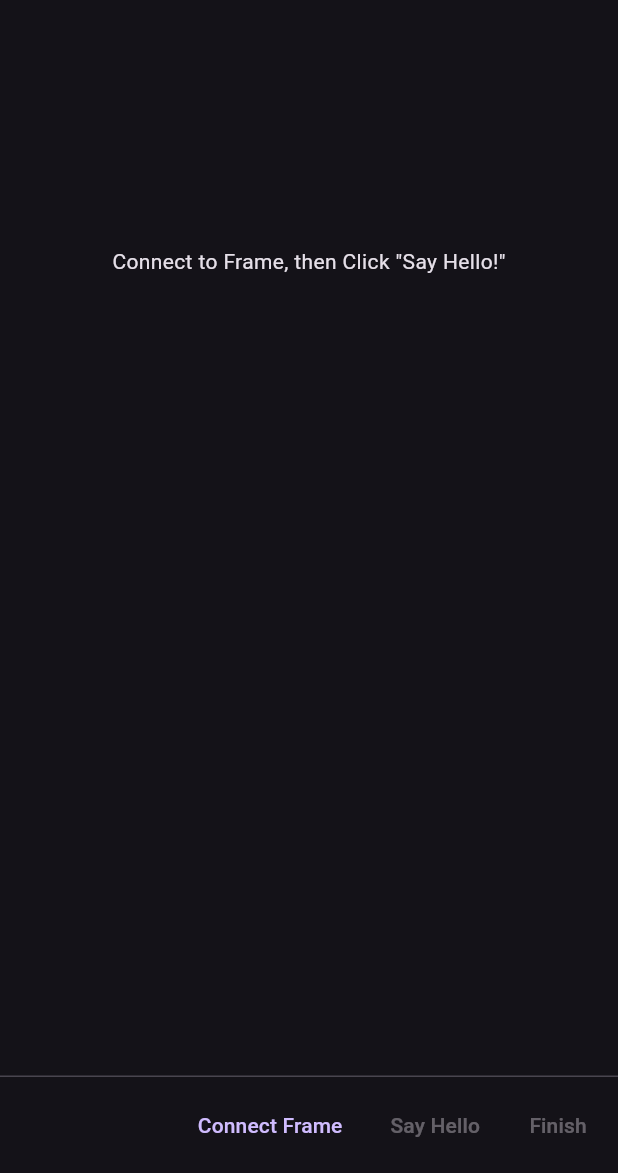
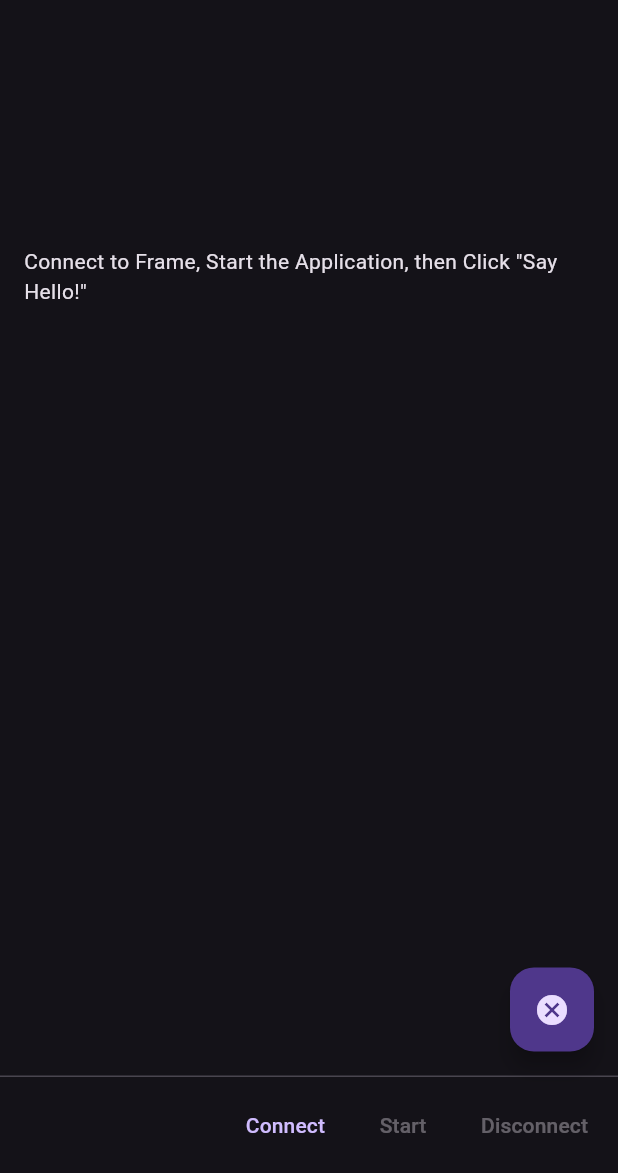
Before and after one commit to CitizenOneX/simpleframe_helloworld, a Flutter app: the screen it shows after launch, on a phone screen of 412 x 824 dp, the part 63-1236 px from its top. Run offline on Flutter 3.47's test engine with Material 3 defaults, Android fonts, the phone set to English and light mode, and no system bars; our stand-ins replace flutter_blue_plus; project files that could hold a hidden picture were left out.

Commit message:
updated simple_frame_app

```diff
--- a/lib/brilliant_bluetooth.dart
+++ b/lib/brilliant_bluetooth.dart
@@ -82,6 +82,7 @@ class BrilliantDevice {
     });
   }
 
+  // logs each string message (messages without the 0x01 first byte) and provides a stream of the utf8-decoded strings
   Stream<String> get stringResponse {
     // changed to only listen for data coming through the Frame's rx characteristic, not all attached devices as before
     return _rxChannel!.onValueReceived
--- a/lib/main.dart
+++ b/lib/main.dart
@@ -18,7 +18,7 @@ class MainApp extends StatefulWidget {
 /// SimpleFrameAppState mixin helps to manage the lifecycle of the Frame connection outside of this file
 class MainAppState extends State<MainApp> with SimpleFrameAppState {
 
-  String _message = 'Connect to Frame, then Click "Say Hello!"';
+  String _message = 'Connect to Frame, Start the Application, then Click "Say Hello!"';
 
   MainAppState() {
     Logger.root.level = Level.ALL;
@@ -27,16 +27,15 @@ class MainAppState extends State<MainApp> with SimpleFrameAppState {
     });
   }
 
-  /// subscribe to a ticker feed for the user's selected ticker using their API token
-  @override
-  Future<void> runApplication() async {
+  /// send a simple message to the frame display
+  Future<void> run() async {
     currentState = ApplicationState.running;
     if (mounted) setState(() {});
 
     try {
-      await connectedDevice!.sendString('frame.display.text("Hello, World!", 50, 100)', awaitResponse: false);
+      await frame!.sendString('frame.display.text("Hello, World!", 50, 100)', awaitResponse: false);
       await Future.delayed(const Duration(milliseconds: 150));
-      await connectedDevice!.sendString('frame.display.show()', awaitResponse: false);
+      await frame!.sendString('frame.display.show()', awaitResponse: false);
       _message = 'Hello World sent!';
     } catch (e) {
       _log.fine('Error executing application logic: $e');
@@ -46,9 +45,8 @@ class MainAppState extends State<MainApp> with SimpleFrameAppState {
     if (mounted) setState(() {});
   }
 
-  @override
-  Future<void> stopApplication() async {
-    currentState = ApplicationState.stopping;
+  Future<void> cancel() async {
+    currentState = ApplicationState.ready;
     if (mounted) setState(() {});
   }
 
@@ -59,30 +57,37 @@ class MainAppState extends State<MainApp> with SimpleFrameAppState {
 
     switch (currentState) {
       case ApplicationState.disconnected:
-        pfb.add(TextButton(onPressed: scanOrReconnectFrame, child: const Text('Connect Frame')));
-        pfb.add(const TextButton(onPressed: null, child: Text('Say Hello')));
-        pfb.add(const TextButton(onPressed: null, child: Text('Finish')));
+        pfb.add(TextButton(onPressed: scanOrReconnectFrame, child: const Text('Connect')));
+        pfb.add(const TextButton(onPressed: null, child: Text('Start')));
+        pfb.add(const TextButton(onPressed: null, child: Text('Disconnect')));
         break;
 
+      case ApplicationState.initializing:
       case ApplicationState.scanning:
       case ApplicationState.connecting:
       case ApplicationState.stopping:
       case ApplicationState.disconnecting:
-        pfb.add(const TextButton(onPressed: null, child: Text('Connect Frame')));
-        pfb.add(const TextButton(onPressed: null, child: Text('Say Hello')));
-        pfb.add(const TextButton(onPressed: null, child: Text('Finish')));
+        pfb.add(const TextButton(onPressed: null, child: Text('Connect')));
+        pfb.add(const TextButton(onPressed: null, child: Text('Start')));
+        pfb.add(const TextButton(onPressed: null, child: Text('Disconnect')));
+        break;
+
+      case ApplicationState.connected:
+        pfb.add(const TextButton(onPressed: null, child: Text('Connect')));
+        pfb.add(TextButton(onPressed: startApplication, child: const Text('Start')));
+        pfb.add(TextButton(onPressed: disconnectFrame, child: const Text('Disconnect')));
         break;
 
       case ApplicationState.ready:
-        pfb.add(const TextButton(onPressed: null, child: Text('Connect Frame')));
-        pfb.add(TextButton(onPressed: runApplication, child: const Text('Say Hello')));
-        pfb.add(TextButton(onPressed: disconnectFrame, child: const Text('Finish')));
+        pfb.add(const TextButton(onPressed: null, child: Text('Connect')));
+        pfb.add(TextButton(onPressed: stopApplication, child: const Text('Stop')));
+        pfb.add(const TextButton(onPressed: null, child: Text('Disconnect')));
         break;
 
       case ApplicationState.running:
-        pfb.add(const TextButton(onPressed: null, child: Text('Connect Frame')));
-        pfb.add(TextButton(onPressed: stopApplication, child: const Text('Say Hello')));
-        pfb.add(const TextButton(onPressed: null, child: Text('Finish')));
+        pfb.add(const TextButton(onPressed: null, child: Text('Connect')));
+        pfb.add(TextButton(onPressed: stopApplication, child: const Text('Stop')));
+        pfb.add(const TextButton(onPressed: null, child: Text('Disconnect')));
         break;
     }
 
@@ -104,6 +109,9 @@ class MainAppState extends State<MainApp> with SimpleFrameAppState {
             ),
           )
         ),
+        floatingActionButton: currentState == ApplicationState.ready ?
+          FloatingActionButton(onPressed: run, child: const Icon(Icons.message_outlined)) :
+          FloatingActionButton(onPressed: cancel, child: const Icon(Icons.cancel)),
         persistentFooterButtons: pfb,
       ),
     );
```
Also changed, not shown: lib/simple_frame_app.dart (+146 -42 lines).
